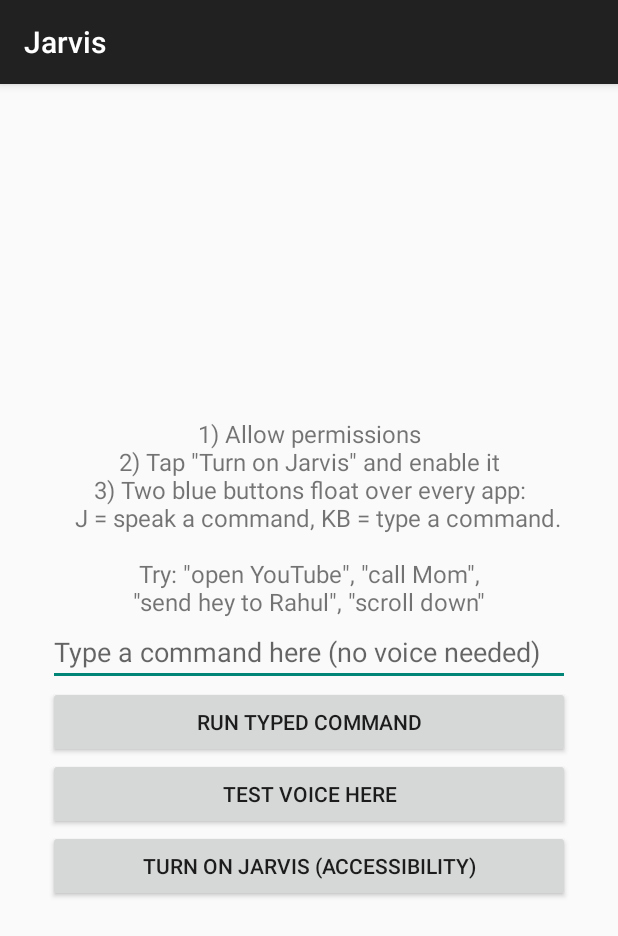
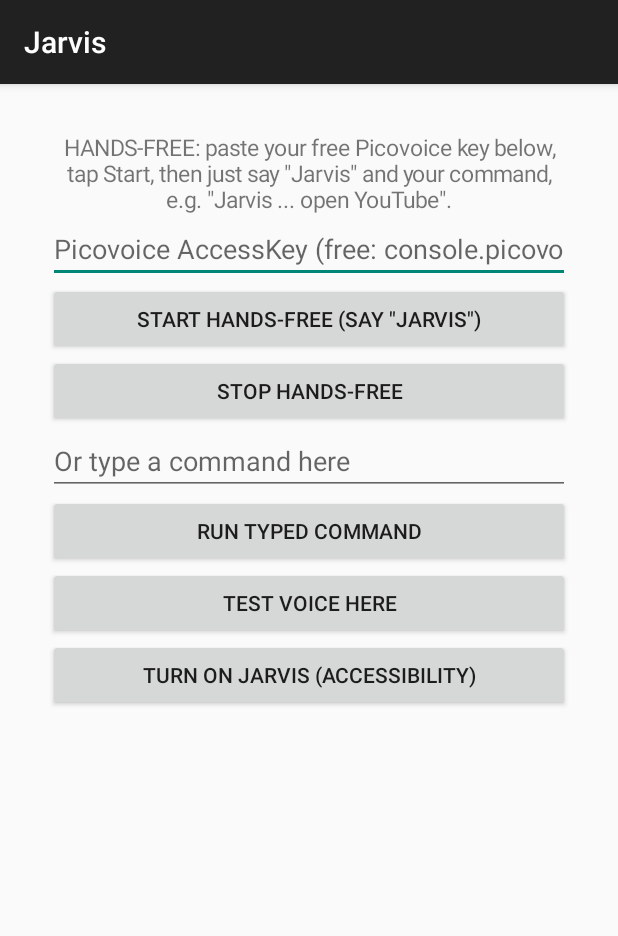
Before and after one commit to ayankhan839/jarvis, an Android app: the screen it shows after launch (MainActivity), on a phone screen of 412 x 824 dp. Shown: the top 936 px of the screen. Run offline under Robolectric (Android 15) with nearby library versions, the phone set to English and light mode, and no system bars.

Commit message:
Update MainActivity layout and functionality

```diff
--- a/app/src/main/java/com/example/jarvis/MainActivity.kt
+++ b/app/src/main/java/com/example/jarvis/MainActivity.kt
@@ -10,6 +10,7 @@ import android.view.inputmethod.EditorInfo
 import android.widget.Button
 import android.widget.EditText
 import android.widget.LinearLayout
+import android.widget.ScrollView
 import android.widget.TextView
 import androidx.appcompat.app.AppCompatActivity
 import androidx.core.app.ActivityCompat
@@ -24,14 +25,37 @@ class MainActivity : AppCompatActivity() {
 
     override fun onCreate(savedInstanceState: Bundle?) {
         super.onCreate(savedInstanceState)
+        val prefs = getSharedPreferences("jarvis", MODE_PRIVATE)
 
         status = TextView(this).apply {
-            text = "1) Allow permissions\n2) Tap \"Turn on Jarvis\" and enable it\n3) Two blue buttons float over every app:\n   J = speak a command, KB = type a command.\n\nTry: \"open YouTube\", \"call Mom\",\n\"send hey to Rahul\", \"scroll down\""
-            textSize = 16f
+            text = "HANDS-FREE: paste your free Picovoice key below, tap Start, then just say \"Jarvis\" and your command, e.g. \"Jarvis ... open YouTube\"."
+            textSize = 15f
             gravity = Gravity.CENTER
         }
+        val keyInput = EditText(this).apply {
+            hint = "Picovoice AccessKey (free: console.picovoice.ai)"
+            setSingleLine()
+            setText(prefs.getString("pv_key", ""))
+        }
+        val startWake = Button(this).apply {
+            text = "Start hands-free (say \"Jarvis\")"
+            setOnClickListener {
+                val k = keyInput.text.toString().trim()
+                if (k.isEmpty()) { status.text = "Paste your Picovoice AccessKey first."; return@setOnClickListener }
+                prefs.edit().putString("pv_key", k).apply()
+                startForegroundService(Intent(this@MainActivity, WakeService::class.java))
+                status.text = "Hands-free is ON. Say \"Jarvis\", wait for the beep, then say your command."
+            }
+        }
+        val stopWake = Button(this).apply {
+            text = "Stop hands-free"
+            setOnClickListener {
+                stopService(Intent(this@MainActivity, WakeService::class.java))
+                status.text = "Hands-free is OFF."
+            }
+        }
         val input = EditText(this).apply {
-            hint = "Type a command here (no voice needed)"
+            hint = "Or type a command here"
             setSingleLine()
             imeOptions = EditorInfo.IME_ACTION_GO
         }
@@ -48,12 +72,14 @@ class MainActivity : AppCompatActivity() {
             text = "Turn on Jarvis (Accessibility)"
             setOnClickListener { startActivity(Intent(Settings.ACTION_ACCESSIBILITY_SETTINGS)) }
         }
-        setContentView(LinearLayout(this).apply {
+        val column = LinearLayout(this).apply {
             orientation = LinearLayout.VERTICAL
             gravity = Gravity.CENTER
             setPadding(48, 48, 48, 48)
-            addView(status); addView(input); addView(run); addView(talk); addView(access)
-        })
+            addView(status); addView(keyInput); addView(startWake); addView(stopWake)
+            addView(input); addView(run); addView(talk); addView(access)
+        }
+        setContentView(ScrollView(this).apply { addView(column) })
 
         tts = TextToSpeech(this) { if (it == TextToSpeech.SUCCESS) tts.language = Locale.getDefault() }
         engine = JarvisEngine(this) { msg ->
@@ -66,7 +92,8 @@ class MainActivity : AppCompatActivity() {
             this,
             arrayOf(
                 Manifest.permission.RECORD_AUDIO, Manifest.permission.READ_CONTACTS,
-                Manifest.permission.CALL_PHONE, Manifest.permission.SEND_SMS
+                Manifest.permission.CALL_PHONE, Manifest.permission.SEND_SMS,
+                Manifest.permission.POST_NOTIFICATIONS
             ), 1
         )
     }
```
